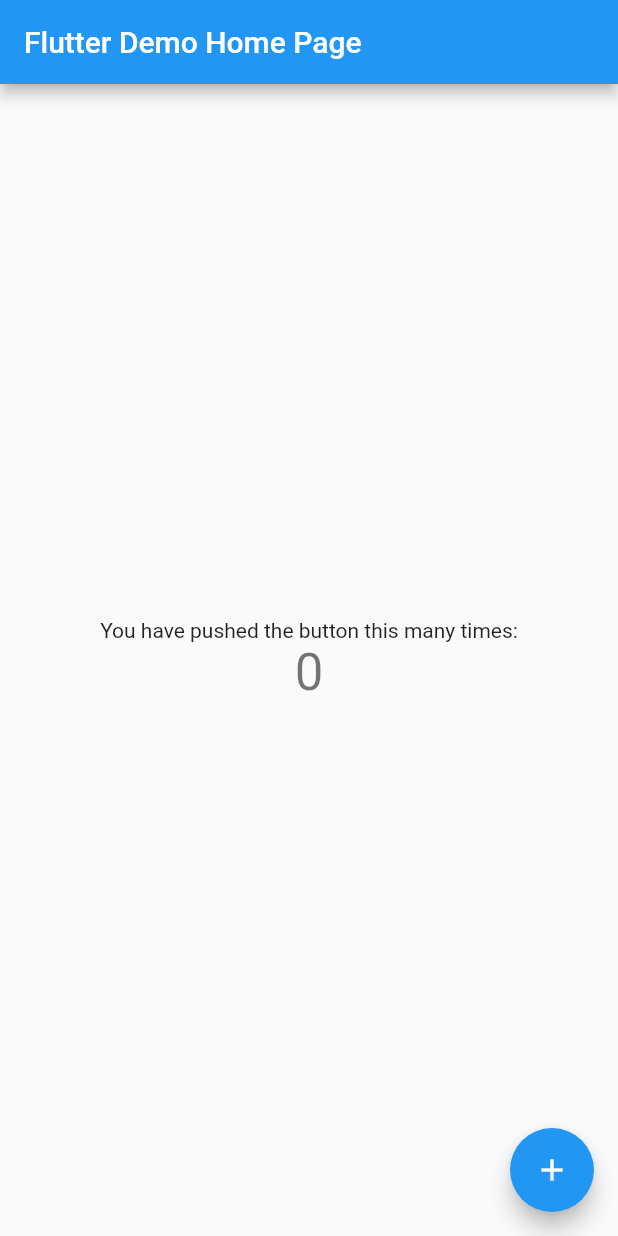
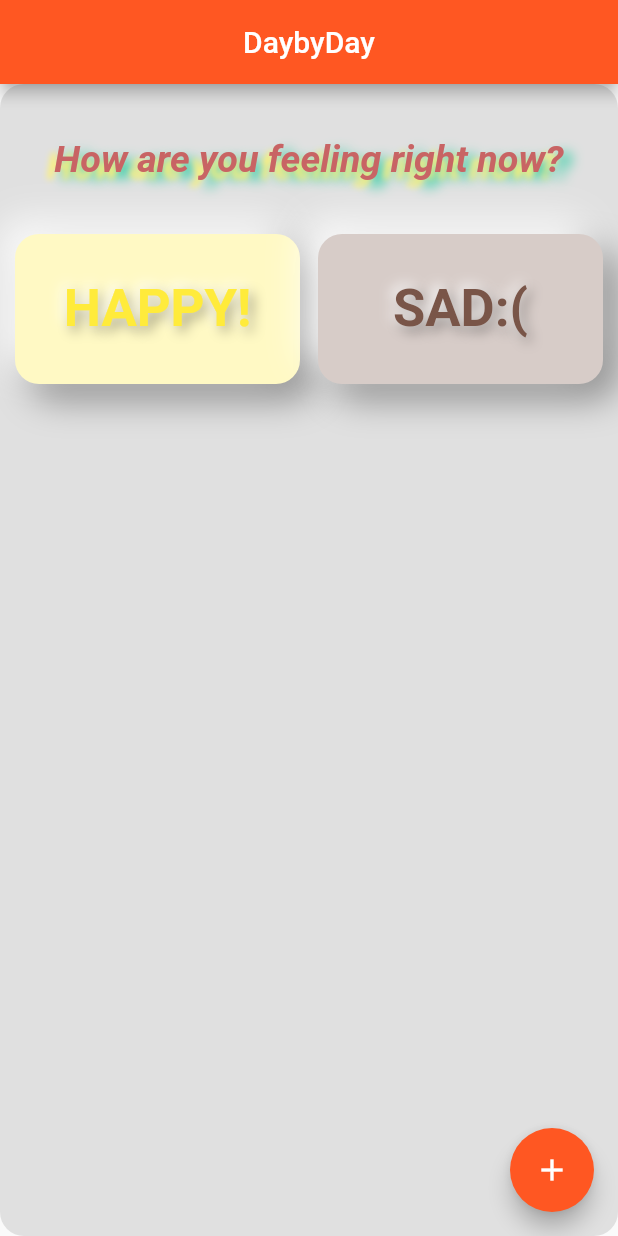
Before and after one commit to Ridhiwan/code_your_feels, a Flutter app: the screen it shows after launch, on a phone screen of 412 x 824 dp. Run offline on Flutter 3.47's test engine with Material 2 defaults, Android fonts, the phone set to English and light mode, and no system bars.

Commit message:
homepage framework

```diff
--- a/lib/main.dart
+++ b/lib/main.dart
@@ -7,39 +7,20 @@
 class MyApp extends StatelessWidget {
   const MyApp({super.key});
 
-  // This widget is the root of your application.
   @override
   Widget build(BuildContext context) {
     return MaterialApp(
-      title: 'Flutter Demo',
+      title: 'DaybyDay',
       theme: ThemeData(
-        // This is the theme of your application.
-        //
-        // Try running your application with "flutter run". You'll see the
-        // application has a blue toolbar. Then, without quitting the app, try
-        // changing the primarySwatch below to Colors.green and then invoke
-        // "hot reload" (press "r" in the console where you ran "flutter run",
-        // or simply save your changes to "hot reload" in a Flutter IDE).
-        // Notice that the counter didn't reset back to zero; the application
-        // is not restarted.
-        primarySwatch: Colors.blue,
+        primarySwatch: Colors.deepOrange,
       ),
-      home: const MyHomePage(title: 'Flutter Demo Home Page'),
+      home: const MyHomePage(title: 'DaybyDay'),
     );
   }
 }
 
 class MyHomePage extends StatefulWidget {
   const MyHomePage({super.key, required this.title});
-
-  // This widget is the home page of your application. It is stateful, meaning
-  // that it has a State object (defined below) that contains fields that affect
-  // how it looks.
-
-  // This class is the configuration for the state. It holds the values (in this
-  // case the title) provided by the parent (in this case the App widget) and
-  // used by the build method of the State. Fields in a Widget subclass are
-  // always marked "final".
 
   final String title;
 
@@ -52,57 +33,133 @@
 
   void _incrementCounter() {
     setState(() {
-      // This call to setState tells the Flutter framework that something has
-      // changed in this State, which causes it to rerun the build method below
-      // so that the display can reflect the updated values. If we changed
-      // _counter without calling setState(), then the build method would not be
-      // called again, and so nothing would appear to happen.
       _counter++;
     });
   }
 
   @override
   Widget build(BuildContext context) {
-    // This method is rerun every time setState is called, for instance as done
-    // by the _incrementCounter method above.
-    //
-    // The Flutter framework has been optimized to make rerunning build methods
-    // fast, so that you can just rebuild anything that needs updating rather
-    // than having to individually change instances of widgets.
     return Scaffold(
       appBar: AppBar(
-        // Here we take the value from the MyHomePage object that was created by
-        // the App.build method, and use it to set our appbar title.
-        title: Text(widget.title),
+        title: Center(child: Text(widget.title,textAlign: TextAlign.center)),
       ),
       body: Center(
-        // Center is a layout widget. It takes a single child and positions it
-        // in the middle of the parent.
-        child: Column(
-          // Column is also a layout widget. It takes a list of children and
-          // arranges them vertically. By default, it sizes itself to fit its
-          // children horizontally, and tries to be as tall as its parent.
-          //
-          // Invoke "debug painting" (press "p" in the console, choose the
-          // "Toggle Debug Paint" action from the Flutter Inspector in Android
-          // Studio, or the "Toggle Debug Paint" command in Visual Studio Code)
-          // to see the wireframe for each widget.
-          //
-          // Column has various properties to control how it sizes itself and
-          // how it positions its children. Here we use mainAxisAlignment to
-          // center the children vertically; the main axis here is the vertical
-          // axis because Columns are vertical (the cross axis would be
-          // horizontal).
-          mainAxisAlignment: MainAxisAlignment.center,
-          children: <Widget>[
-            const Text(
-              'You have pushed the button this many times:',
-            ),
-            Text(
-              '$_counter',
-              style: Theme.of(context).textTheme.headlineMedium,
-            ),
-          ],
+        child: Container(
+          decoration: BoxDecoration(
+            borderRadius: BorderRadius.circular(16),
+            color: Colors.grey.shade300,
+          ),
+          child: Column(
+            mainAxisAlignment: MainAxisAlignment.start,
+              children: [
+                Container(
+                  width: 450,
+                  height: 100,
+                  padding: const EdgeInsets.symmetric(vertical: 7,horizontal: 7),
+                  child: Center(
+                      child: Text(
+                        "How are you feeling right now?",
+                        style: TextStyle(
+                          fontSize: 25,
+                          fontWeight: FontWeight.w700,
+                          fontStyle: FontStyle.italic,
+                          color: const Color.fromRGBO(200, 100, 100, 1),
+                          shadows: [
+                            const Shadow(
+                              color: Color.fromRGBO(10, 200, 150, 1),
+                              blurRadius: 10.0,
+                              offset: Offset(5.0, 5.0),
+                            ),
+                            Shadow(
+                              color: Colors.yellow.shade300,
+                              blurRadius: 5.0,
+                              offset: const Offset(-5.0, 5.0),
+                            ),
+                          ],
+                        )
+
+                        ),)
+                  ),
+                Row(
+                  mainAxisAlignment: MainAxisAlignment.center,
+                  children: [
+                    Container(
+                      height: 100,
+                      width: 190,
+                      decoration: BoxDecoration(
+                          borderRadius: BorderRadius.circular(16),
+                          color: Colors.yellow.shade100,
+                          boxShadow: [
+                            const BoxShadow(
+                                offset: Offset(10, 10),
+                                color: Colors.black38,
+                                blurRadius: 20),
+                            BoxShadow(
+                                offset: const Offset(-10, -10),
+                                color: Colors.white.withOpacity(0.85),
+                                blurRadius: 20)
+                          ]),
+                      child: Center(
+                        child: Text(
+                          'HAPPY!',
+                          style: TextStyle(
+                              fontWeight: FontWeight.bold,
+                              fontSize: 35,
+                              shadows: [
+                                const Shadow(
+                                    offset: Offset(3, 3),
+                                    color: Colors.black38,
+                                    blurRadius: 10),
+                                Shadow(
+                                    offset: const Offset(-3, -3),
+                                    color: Colors.white.withOpacity(0.85),
+                                    blurRadius: 10)
+                              ],
+                              color: Colors.yellow),
+                        ),
+                      ),
+                    ),
+                    const SizedBox(height: 20,width: 12,),
+                    Container(
+                      height: 100,
+                      width: 190,
+                      decoration: BoxDecoration(
+                          borderRadius: BorderRadius.circular(16),
+                          color: Colors.brown.shade100,
+                          boxShadow: [
+                            const BoxShadow(
+                                offset: Offset(10, 10),
+                                color: Colors.black38,
+                                blurRadius: 20),
+                            BoxShadow(
+                                offset: const Offset(-10, -10),
+                                color: Colors.white.withOpacity(0.85),
+                                blurRadius: 20)
+                          ]),
+                      child: Center(
+                        child: Text(
+                          'SAD:(',
+                          style: TextStyle(
+                              fontWeight: FontWeight.bold,
+                              fontSize: 35,
+                              shadows: [
+                                const Shadow(
+                                    offset: Offset(3, 3),
+                                    color: Colors.black38,
+                                    blurRadius: 10),
+                                Shadow(
+                                    offset: const Offset(-3, -3),
+                                    color: Colors.white.withOpacity(0.85),
+                                    blurRadius: 10)
+                              ],
+                              color: Colors.brown),
+                        ),
+                      ),
+                    ),
+                  ],
+                )
+              ],
+          ),
         ),
       ),
       floatingActionButton: FloatingActionButton(
```
